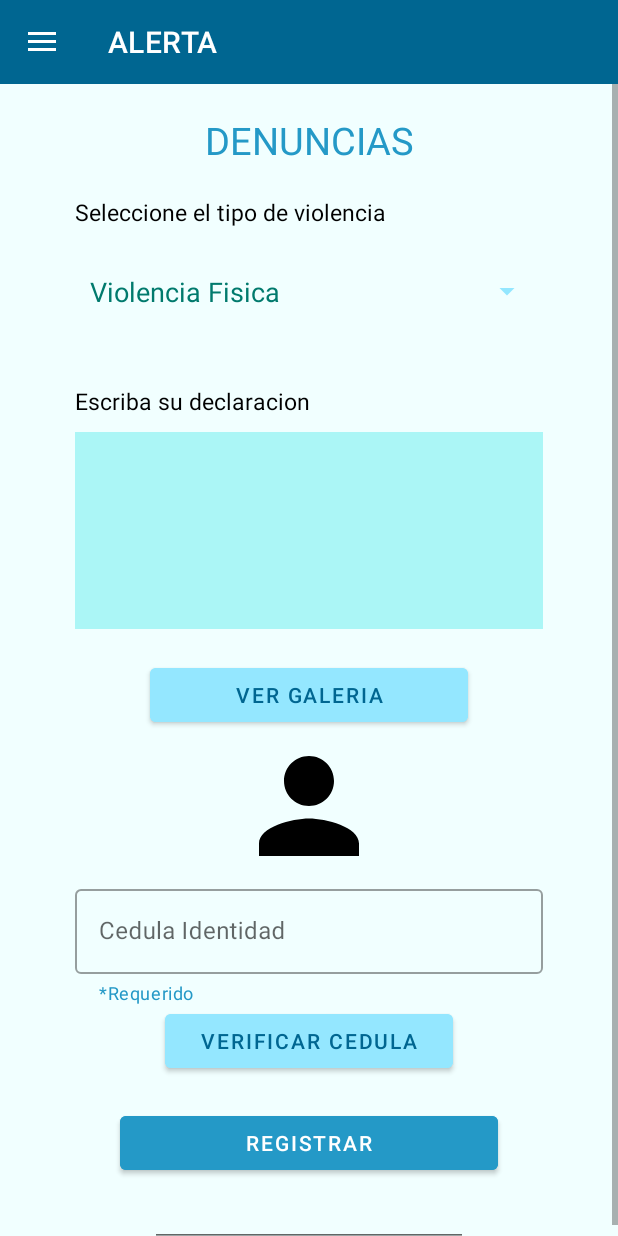
After one commit to perezjose132887/ViolenciaNew, an Android app: the fragment DenunciaFragment placed in its activity, on a phone screen of 412 x 824 dp. The commit adds this screen. Run offline under Robolectric (Android 15) with nearby library versions, the phone set to English and light mode, and no system bars; our stand-ins replace Volley.

Commit message:
Modulo de denuncias completado

```diff
--- /dev/null
+++ b/app/src/main/java/com/example/violencia/DenunciaFragment.java
@@ -0,0 +1,330 @@
+package com.example.violencia;
+
+import android.app.ProgressDialog;
+import android.content.ContentResolver;
+import android.content.Intent;
+import android.graphics.Bitmap;
+import android.net.Uri;
+import android.os.Bundle;
+
+import androidx.annotation.Nullable;
+import androidx.fragment.app.Fragment;
+
+import android.provider.MediaStore;
+import android.util.Base64;
+import android.view.LayoutInflater;
+import android.view.View;
+import android.view.ViewGroup;
+import android.widget.ArrayAdapter;
+import android.widget.Button;
+import android.widget.EditText;
+import android.widget.ImageView;
+import android.widget.Spinner;
+import android.widget.TextView;
+import android.widget.Toast;
+
+import com.android.volley.AuthFailureError;
+import com.android.volley.Request;
+import com.android.volley.RequestQueue;
+import com.android.volley.Response;
+import com.android.volley.VolleyError;
+import com.android.volley.toolbox.JsonArrayRequest;
+import com.android.volley.toolbox.StringRequest;
+import com.android.volley.toolbox.Volley;
+import com.example.violencia.Modelo.ModelModuloUsuarioActivity;
+
+import org.json.JSONArray;
+import org.json.JSONException;
+import org.json.JSONObject;
+
+import java.io.ByteArrayOutputStream;
+import java.io.IOException;
+import java.util.Hashtable;
+import java.util.Map;
+
+/**
+ * A simple {@link Fragment} subclass.
+ * Use the {@link DenunciaFragment#newInstance} factory method to
+ * create an instance of this fragment.
+ */
+public class DenunciaFragment extends Fragment {
+
+    // TODO: Rename parameter arguments, choose names that match
+    // the fragment initialization parameters, e.g. ARG_ITEM_NUMBER
+    private static final String ARG_PARAM1 = "param1";
+    private static final String ARG_PARAM2 = "param2";
+    private static final int RESULT_OK = -1;
+
+    // TODO: Rename and change types of parameters
+    private String mParam1;
+    private String mParam2;
+
+    Spinner violencia;
+    View vista;
+    int sidUsuario,sidCategoria;
+    EditText declaracion;
+    String sdeclaracion,imagenViolencia;
+    Bitmap bitmap;
+    ImageView fotoViolencia;
+    int PICK_IMAGE_REQUEST=1;
+    Button mostrarGaleria,registrarDenuncia,verificaCedula;
+    TextView titulo;
+    EditText idBuscar,ciBuscar;
+
+
+    public DenunciaFragment() {
+        // Required empty public constructor
+    }
+
+    /**
+     * Use this factory method to create a new instance of
+     * this fragment using the provided parameters.
+     *
+     * @param param1 Parameter 1.
+     * @param param2 Parameter 2.
+     * @return A new instance of fragment DenunciaFragment.
+     */
+    // TODO: Rename and change types and number of parameters
+    public static DenunciaFragment newInstance(String param1, String param2) {
+        DenunciaFragment fragment = new DenunciaFragment();
+        Bundle args = new Bundle();
+        args.putString(ARG_PARAM1, param1);
+        args.putString(ARG_PARAM2, param2);
+        fragment.setArguments(args);
+        return fragment;
+    }
+
+    @Override
+    public void onCreate(Bundle savedInstanceState) {
+        super.onCreate(savedInstanceState);
+        if (getArguments() != null) {
+            mParam1 = getArguments().getString(ARG_PARAM1);
+            mParam2 = getArguments().getString(ARG_PARAM2);
+        }
+    }
+
+    @Override
+    public View onCreateView(LayoutInflater inflater, ViewGroup container,
+                             Bundle savedInstanceState) {
+        // Inflate the layout for this fragment
+        vista=inflater.inflate(R.layout.fragment_denuncia, container, false);
+        violencia=(Spinner) vista.findViewById(R.id.spViolencia);
+        declaracion=(EditText) vista.findViewById(R.id.etDeclaracion);
+        fotoViolencia=(ImageView) vista.findViewById(R.id.imgFotoViolencia);
+        mostrarGaleria=(Button) vista.findViewById(R.id.btnVerGaleria);
+        registrarDenuncia=(Button) vista.findViewById(R.id.btnRegistrarDenuncia);
+        titulo=(TextView) vista.findViewById(R.id.txtTitulo);
+        idBuscar=(EditText) vista.findViewById(R.id.etId);
+        ciBuscar=(EditText) vista.findViewById(R.id.etCiBuscar);
+        verificaCedula=(Button) vista.findViewById(R.id.btnVerificarCi);
+
+
+        String[] opcionesViolencia={"Violencia Fisica","Violencia Psicológica","Violencia Económica","Violencia Sexual","Violencia Emocional","Otro"};
+        ArrayAdapter<String> adapter=new ArrayAdapter<String>(getContext(),R.layout.spinner_departamento_item_jose,opcionesViolencia);
+        violencia.setAdapter(adapter);
+
+
+
+        mostrarGaleria.setOnClickListener(new View.OnClickListener() {
+            @Override
+            public void onClick(View v) {
+                verGaleria();
+            }
+        });
+
+
+
+        registrarDenuncia.setOnClickListener(new View.OnClickListener() {
+            @Override
+            public void onClick(View v) {
+
+                insertarDenuncia("http://192.168.1.100/violencia/ModuloDenunciaActivity.php");
+
+            }
+        });
+
+        verificaCedula.setOnClickListener(new View.OnClickListener() {
+            @Override
+            public void onClick(View v) {
+                buscarIdUsuario("http://192.168.1.100/violencia/buscarUsuario.php?numeroCI="+ciBuscar.getText()+"");
+            }
+        });
+
+        /*titulo.setOnClickListener(new View.OnClickListener() {
+            @Override
+            public void onClick(View v) {
+
+
+            }
+        });*/
+
+
+
+
+
+        return vista;
+    }
+
+
+
+    public String getStringImagen(Bitmap bmp){
+        ByteArrayOutputStream baos= new ByteArrayOutputStream();
+        bmp.compress(Bitmap.CompressFormat.JPEG,100,baos);
+        byte[] imageBytes=baos.toByteArray();
+        String encodedImage= Base64.encodeToString(imageBytes,Base64.DEFAULT);
+        return encodedImage;
+    }
+
+
+
+
+
+
+    public void buscarIdUsuario(String URL){
+        JsonArrayRequest jsonArrayRequest= new JsonArrayRequest(URL, new Response.Listener<JSONArray>() {
+            @Override
+            public void onResponse(JSONArray response) {
+                JSONObject jsonObject = null;
+                for (int i = 0; i < response.length(); i++) {
+                    try {
+                        jsonObject = response.getJSONObject(i);
+                        idBuscar.setText(jsonObject.getString("idUsuario"));
+                        Toast.makeText(getContext(), "Cédula correcto ahora presione REGISTRAR", Toast.LENGTH_SHORT).show();
+                    } catch (JSONException e) {
+                        Toast.makeText(getContext(), e.getMessage(), Toast.LENGTH_SHORT).show();
+                    }
+                }
+            }
+        }, new Response.ErrorListener() {
+            @Override
+            public void onErrorResponse(VolleyError error) {
+                Toast.makeText(getContext(), "Cédula NO Identificado", Toast.LENGTH_SHORT).show();
+            }
+        }
+        );
+        RequestQueue requestQueue = Volley.newRequestQueue(getActivity());
+        requestQueue.add(jsonArrayRequest);
+    }
+
+
+
+
+
+
+
+    public void insertarDenuncia(String URL){
+        ModelModuloUsuarioActivity mo=new ModelModuloUsuarioActivity();
+
+        sidUsuario=Integer.parseInt(idBuscar.getText().toString().trim());
+        sidCategoria=idCategoria();
+        sdeclaracion=declaracion.getText().toString().trim();
+        imagenViolencia=getStringImagen(bitmap);
+
+
+        if(sdeclaracion.isEmpty()){
+            Toast.makeText(getContext(), "LLene todo los campos", Toast.LENGTH_SHORT).show();
+        }else {
+            final ProgressDialog loading = ProgressDialog.show(getActivity(),"Subiendo","Espere porfavr");
+            StringRequest stringRequest = new StringRequest(Request.Method.POST, URL, new Response.Listener<String>() {
+                @Override
+                public void onResponse(String response) {
+                    loading.dismiss();
+                    Toast.makeText(getContext(), "Registro Exitoso", Toast.LENGTH_SHORT).show();
+                    Intent intent = new Intent(getActivity(),NavigationDrawer.class);
+                    startActivity(intent);
+                    getActivity().finish();
+                }
+            }, new Response.ErrorListener() {
+                @Override
+                public void onErrorResponse(VolleyError error) {
+                    loading.dismiss();
+                    Toast.makeText(getContext(), error.toString(), Toast.LENGTH_SHORT).show();
+                }
+            }) {
+                @Nullable
+                @Override
+                protected Map<String, String> getParams() throws AuthFailureError {
+
+
+
+                    Map<String, String> parametros = new Hashtable<String, String>();
+                    parametros.put("idUsuario",String.valueOf(sidUsuario));
+                    parametros.put("idCategoria", String.valueOf(sidCategoria));
+                    parametros.put("declaracion", sdeclaracion);
+                    parametros.put("foto",imagenViolencia);
+                    return parametros;
+                }
+            };
+            RequestQueue requestQueue = Volley.newRequestQueue(getActivity());
+            requestQueue.add(stringRequest);
+        }
+
+    }
+
+
+
+
+
+    public void verGaleria(){
+        //Intent intent=new Intent(MediaStore.ACTION_IMAGE_CAPTURE);
+        //startActivityForResult(intent,1);
+        Intent intent = new Intent();
+        intent.setType("image/*");
+        intent.setAction(Intent.ACTION_GET_CONTENT);
+        startActivityForResult(Intent.createChooser(intent,"Selecciona una imagen"),PICK_IMAGE_REQUEST);
+    }
+
+
+
+
+    //La foto sacado lo colocamos en el ImageView
+    public void onActivityResult(int requestCode,int resultCode,Intent data) {
+        super.onActivityResult(requestCode, resultCode, data);
+
+        /*if (requestCode == 1 && resultCode == RESULT_OK) {
+
+                Bundle extras=data.getExtras();
+                Bitmap imgBitmap=(Bitmap) extras.get("data");
+                foto.setImageBitmap(imgBitmap);
+
+        }*/
+        if(requestCode==PICK_IMAGE_REQUEST && resultCode==RESULT_OK && data != null && data.getData() != null){
+            Uri filePath=data.getData();
+            try{
+                bitmap= MediaStore.Images.Media.getBitmap(getActivity().getApplicationContext().getContentResolver(),filePath);
+                fotoViolencia.setImageBitmap(bitmap);
+            }catch (IOException e){
+                e.printStackTrace();
+            }
+        }
+    }
+
+
+
+    //Agregar para el idDepartamento
+    public int idCategoria() {
+        int valor = 0;
+        if (violencia.getSelectedItem().toString() == "Violencia Fisica") {
+            valor = 1;
+        } else {
+            if (violencia.getSelectedItem().toString() == "Violencia Psicológica") {
+                valor = 2;
+            } else {
+                if (violencia.getSelectedItem().toString() == "Violencia Económica") {
+                    valor = 3;
+                } else {
+                    if (violencia.getSelectedItem().toString() == "Violencia Sexual") {
+                        valor = 4;
+                    } else {
+                        if (violencia.getSelectedItem().toString() == "Violencia Emocional") {
+                            valor = 5;
+                        } else {
+                            valor = 6;
+                        }
+                    }
+                }
+            }
+        }
+        return valor;
+    }
+}
--- a/app/src/main/java/com/example/violencia/MainActivity.java
+++ b/app/src/main/java/com/example/violencia/MainActivity.java
@@ -62,7 +62,7 @@ public class MainActivity extends AppCompatActivity {
         iniciarSecion.setOnClickListener(new View.OnClickListener() {
             @Override
             public void onClick(View view) {
-                validarUsuario("http://192.168.1.104/violencia/validarUsuario.php");
+                validarUsuario("http://192.168.1.100/violencia/validarUsuario.php");
             }
 
         });
--- a/app/src/main/java/com/example/violencia/ModuloUsuarioActivity.java
+++ b/app/src/main/java/com/example/violencia/ModuloUsuarioActivity.java
@@ -110,7 +110,7 @@ public class ModuloUsuarioActivity extends AppCompatActivity {
             @Override
             public void onClick(View v) {
 
-                insertarUsuario("http://192.168.1.104/violencia/ModuloUsuarioActivity.php");
+                insertarUsuario("http://192.168.1.100/violencia/ModuloUsuarioActivity.php");
             }
         });
 
--- a/app/src/main/java/com/example/violencia/NavigationDrawer.java
+++ b/app/src/main/java/com/example/violencia/NavigationDrawer.java
@@ -92,6 +92,9 @@ public class NavigationDrawer extends AppCompatActivity implements NavigationVie
             case R.id.nav_pregunta:
                 ft.replace(R.id.content,new PreguntasFragment()).commit();
                 break;
+            case R.id.nav_denuncia:
+                ft.replace(R.id.content,new DenunciaFragment()).commit();
+                break;
             case R.id.nav_notificacion:
                 ft.replace(R.id.content,new NotificacionesFragment()).commit();
                 break;
--- /dev/null
+++ b/app/src/main/res/layout/fragment_denuncia.xml
@@ -0,0 +1,153 @@
+<?xml version="1.0" encoding="utf-8"?>
+<LinearLayout xmlns:android="http://schemas.android.com/apk/res/android"
+    xmlns:app="http://schemas.android.com/apk/res-auto"
+    xmlns:tools="http://schemas.android.com/tools"
+    android:layout_width="match_parent"
+    android:layout_height="match_parent"
+    tools:context=".DenunciaFragment"
+    android:orientation="vertical"
+    android:background="@color/celesteBajoUno">
+    <ScrollView
+        android:layout_width="match_parent"
+        android:layout_height="wrap_content">
+
+
+        <LinearLayout
+            android:layout_width="match_parent"
+            android:layout_height="wrap_content"
+            android:orientation="vertical">
+    <!-- TODO: Update blank fragment layout -->
+
+    <TextView
+        android:id="@+id/txtTitulo"
+        android:layout_width="match_parent"
+        android:layout_height="wrap_content"
+        android:layout_marginLeft="50dp"
+        android:layout_marginRight="50dp"
+        android:layout_marginTop="20dp"
+        android:text="DENUNCIAS"
+        android:textAlignment="center"
+        android:textColor="@color/celesteFuerteUno"
+        android:textSize="25dp"
+        />
+
+
+    <TextView
+        android:layout_width="match_parent"
+        android:layout_height="wrap_content"
+        android:text="Seleccione el tipo de violencia"
+        android:layout_marginLeft="50dp"
+        android:layout_marginTop="20dp"
+        android:layout_marginRight="50dp"
+        android:textSize="15sp"
+        android:textColor="@color/black"/>
+
+
+    <Spinner
+        android:id="@+id/spViolencia"
+        android:layout_width="match_parent"
+        android:layout_height="wrap_content"
+        android:layout_marginLeft="50dp"
+        android:layout_marginTop="20dp"
+        android:layout_marginRight="50dp"
+        android:backgroundTint="@color/celesteBajoDos"/>
+
+
+
+    <TextView
+        android:layout_width="match_parent"
+        android:layout_height="wrap_content"
+        android:text="Escriba su declaracion"
+        android:layout_marginLeft="50dp"
+        android:layout_marginTop="40dp"
+        android:layout_marginRight="50dp"
+        android:textSize="15sp"
+        android:textColor="@color/black"/>
+
+    <EditText
+        android:id="@+id/etDeclaracion"
+        android:layout_width="match_parent"
+        android:layout_height="131dp"
+        android:layout_marginLeft="50dp"
+        android:layout_marginTop="10dp"
+        android:padding="10dp"
+        android:layout_marginRight="50dp"
+        android:ems="10"
+        android:gravity="start|top"
+        android:background="#ABF6F6"
+        android:inputType="textMultiLine" />
+
+    <Button
+        android:id="@+id/btnVerGaleria"
+        android:layout_width="match_parent"
+        android:layout_height="wrap_content"
+        android:layout_marginTop="20dp"
+        android:layout_marginLeft="100dp"
+        android:layout_marginRight="100dp"
+        android:text="Ver galeria"
+        android:textColor="@color/celesteFuerteDos"
+        android:backgroundTint="@color/celesteBajoDos"/>
+
+
+    <ImageView
+        android:id="@+id/imgFotoViolencia"
+        android:layout_width="100dp"
+        android:layout_height="100dp"
+        android:layout_gravity="center"
+        android:src="@drawable/ic_nombreusuario" />
+
+
+
+
+    <com.google.android.material.textfield.TextInputLayout
+        style="@style/Widget.MaterialComponents.TextInputLayout.OutlinedBox"
+        android:layout_width="match_parent"
+        android:layout_height="wrap_content"
+        android:layout_marginLeft="50dp"
+        android:layout_marginRight="50dp"
+        android:hint="Cedula Identidad"
+        app:helperText="*Requerido"
+        app:helperTextTextColor="@color/celesteFuerteUno">
+
+        <com.google.android.material.textfield.TextInputEditText
+            android:id="@+id/etCiBuscar"
+            android:layout_width="match_parent"
+            android:layout_height="wrap_content"
+            android:ems="10"
+            android:inputType="number"
+            android:text="" />
+    </com.google.android.material.textfield.TextInputLayout>
+
+
+            <Button
+                android:id="@+id/btnVerificarCi"
+                android:layout_width="match_parent"
+                android:layout_height="wrap_content"
+                android:text="Verificar Cedula"
+                android:layout_marginLeft="110dp"
+                android:layout_marginRight="110dp"
+                android:textColor="@color/celesteFuerteDos"
+                android:backgroundTint="@color/celesteBajoDos"/>
+
+
+
+    <Button
+        android:id="@+id/btnRegistrarDenuncia"
+        android:layout_width="match_parent"
+        android:layout_height="wrap_content"
+        android:text="Registrar"
+        android:layout_marginLeft="80dp"
+        android:layout_marginRight="80dp"
+        android:layout_marginTop="20dp"
+        android:backgroundTint="@color/celesteFuerteUno"/>
+
+    <EditText
+        android:id="@+id/etId"
+        android:layout_width="match_parent"
+        android:layout_height="wrap_content"
+        android:layout_marginLeft="100dp"
+        android:layout_marginRight="100dp"/>
+
+        </LinearLayout>
+    </ScrollView>
+</LinearLayout>
--- a/app/src/main/res/menu/drawer_menu.xml
+++ b/app/src/main/res/menu/drawer_menu.xml
@@ -15,6 +15,10 @@
             android:id="@+id/nav_pregunta"
             android:title="Preguntas"
             android:icon="@drawable/pregunta"/>
+        <item
+            android:id="@+id/nav_denuncia"
+            android:title="Denuncias"
+            android:icon="@drawable/denuncia"/>
     </group>
 
     <item android:title="Social">
--- a/app/src/main/res/values/themes.xml
+++ b/app/src/main/res/values/themes.xml
@@ -21,6 +21,10 @@
 
 
 
+
+
+
+
     <style name="Theme.Violencia.NoActionBar">
         <item name="windowActionBar">false</item>
         <item name="windowNoTitle">true</item>
```
Also changed, not shown: app/src/main/java/com/example/violencia/Modelo/ModelDenuncia.java (added, +77 -0 lines), app/src/main/res/layout/spinner_item_jose.xml (added, +9 -0 lines), app/src/main/res/drawable/denuncia.png (added).
